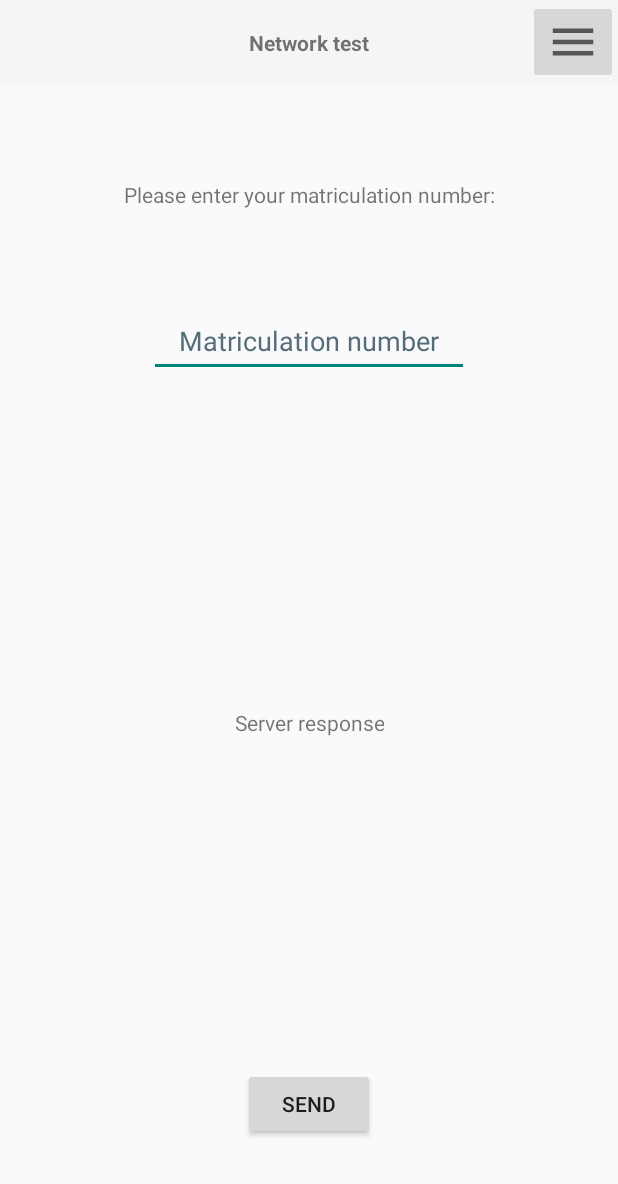
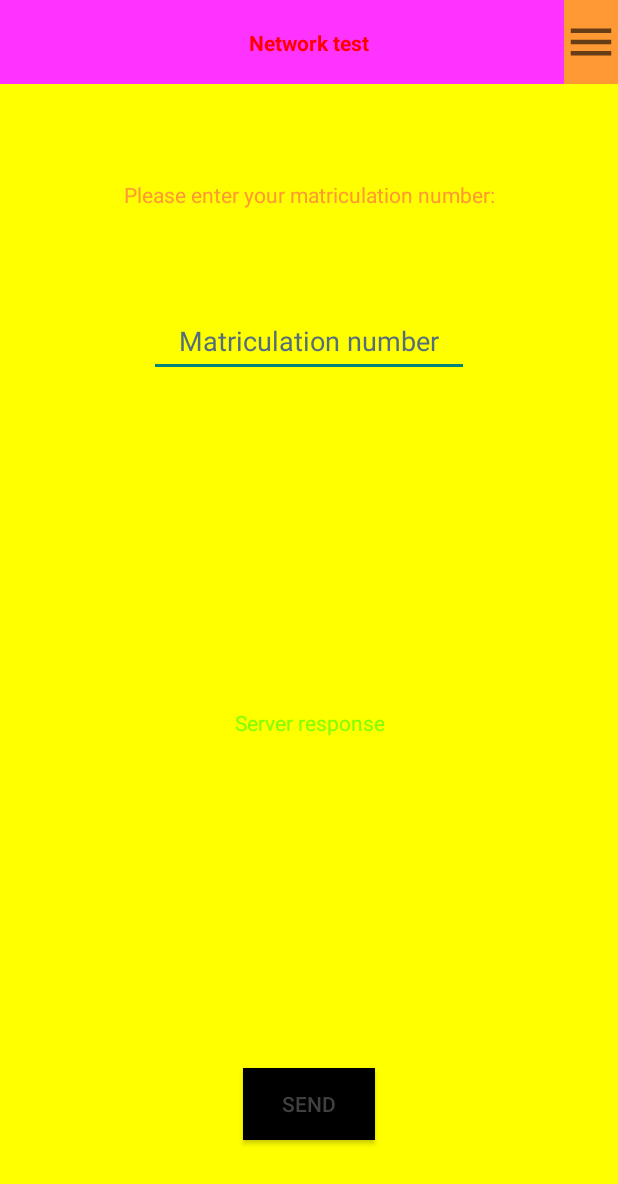
Before and after one commit to kuttnig/se2-einzelphase, an Android app: the screen it shows after launch (MainActivity), on a phone screen of 412 x 824 dp. Shown: the top 1184 px of the screen. Run offline under Robolectric (Android 15) with nearby library versions, the phone set to English and light mode, and no system bars.

Commit message:
Add fancy colors; Style layout files

```diff
--- a/app/src/main/res/layout/activity_main.xml
+++ b/app/src/main/res/layout/activity_main.xml
@@ -4,6 +4,7 @@
     xmlns:tools="http://schemas.android.com/tools"
     android:layout_width="match_parent"
     android:layout_height="match_parent"
+    android:background="@color/yellow"
     tools:context=".MainActivity">
 
     <!-- Toolbar components start -->
@@ -11,7 +12,7 @@
         android:id="@+id/activity_main_toolbar"
         android:layout_width="match_parent"
         android:layout_height="?attr/actionBarSize"
-        android:background="?attr/colorPrimary"
+        android:background="@color/pink"
         android:minHeight="?attr/actionBarSize"
         android:theme="?attr/actionBarTheme"
         app:layout_constraintStart_toStartOf="parent"
@@ -22,16 +23,19 @@
         android:layout_width="wrap_content"
         android:layout_height="wrap_content"
         android:text="@string/activity_main_toolbar_title"
+        android:textColor="@color/red"
         android:textStyle="bold"
         app:layout_constraintBottom_toBottomOf="@id/activity_main_toolbar"
         app:layout_constraintEnd_toEndOf="@id/activity_main_toolbar"
         app:layout_constraintStart_toStartOf="@id/activity_main_toolbar"
-        app:layout_constraintTop_toTopOf="@id/activity_main_toolbar" />
+        app:layout_constraintTop_toTopOf="@id/activity_main_toolbar"
+        tools:ignore="TextContrastCheck" />
 
     <ImageButton
         android:id="@+id/activity_main_toolbar_menu"
         android:layout_width="wrap_content"
         android:layout_height="?attr/actionBarSize"
+        android:background="@color/orange"
         android:contentDescription="@string/description_popup_menu"
         android:onClick="showPopup"
         android:src="@drawable/ic_baseline_menu_36_black"
@@ -46,9 +50,11 @@
         android:layout_height="wrap_content"
         android:layout_marginTop="64dp"
         android:text="@string/activity_main_input_instruction"
+        android:textColor="@color/orange"
         app:layout_constraintEnd_toEndOf="parent"
         app:layout_constraintStart_toStartOf="parent"
-        app:layout_constraintTop_toBottomOf="@id/activity_main_toolbar" />
+        app:layout_constraintTop_toBottomOf="@id/activity_main_toolbar"
+        tools:ignore="TextContrastCheck" />
 
 
     <EditText
@@ -73,20 +79,25 @@
         android:layout_height="wrap_content"
         android:gravity="center"
         android:text="@string/activity_main_server_response"
+        android:textColor="@color/green"
         app:layout_constraintBottom_toTopOf="@id/activity_main_send_button"
         app:layout_constraintEnd_toEndOf="parent"
         app:layout_constraintStart_toStartOf="parent"
-        app:layout_constraintTop_toBottomOf="@id/activity_main_user_input" />
+        app:layout_constraintTop_toBottomOf="@id/activity_main_user_input"
+        tools:ignore="TextContrastCheck" />
 
     <Button
         android:id="@+id/activity_main_send_button"
         android:layout_width="wrap_content"
         android:layout_height="wrap_content"
         android:layout_marginBottom="64dp"
+        android:background="@color/black"
         android:onClick="sendMessage"
         android:text="@string/activity_main_send"
+        android:textColor="@color/gray"
         app:layout_constraintBottom_toBottomOf="parent"
         app:layout_constraintEnd_toEndOf="parent"
-        app:layout_constraintStart_toStartOf="parent" />
+        app:layout_constraintStart_toStartOf="parent"
+        tools:ignore="TextContrastCheck" />
 
 </androidx.constraintlayout.widget.ConstraintLayout>
--- a/app/src/main/res/values/colors.xml
+++ b/app/src/main/res/values/colors.xml
@@ -7,4 +7,14 @@
     <color name="teal_700">#FF018786</color>
     <color name="black">#FF000000</color>
     <color name="white">#FFFFFFFF</color>
+
+    <color name="yellow">#FFFF00</color>
+    <color name="green">#80FF00</color>
+    <color name="blue">#0080FF</color>
+    <color name="purple">#9933FF</color>
+    <color name="red">#FF0000</color>
+    <color name="orange">#FF9933</color>
+    <color name="pink">#FF33FF</color>
+    <color name="gray">#404040</color>
+
 </resources>
```
Also changed, not shown: app/src/main/res/layout/activity_calculation.xml (+16 -5 lines).
